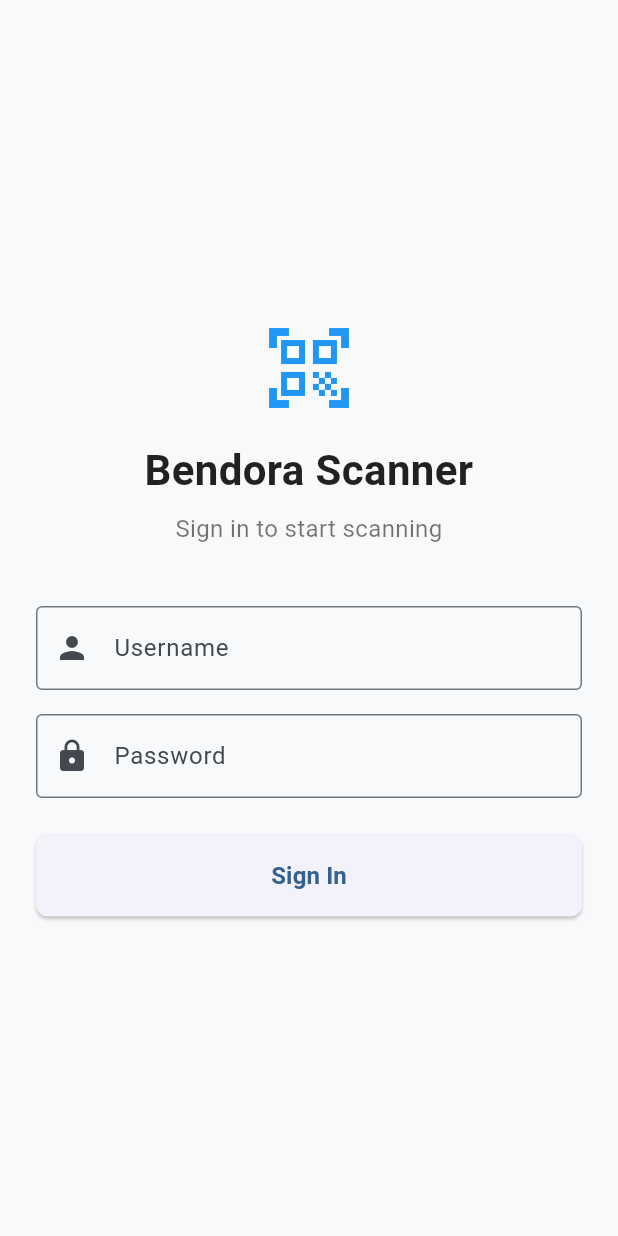
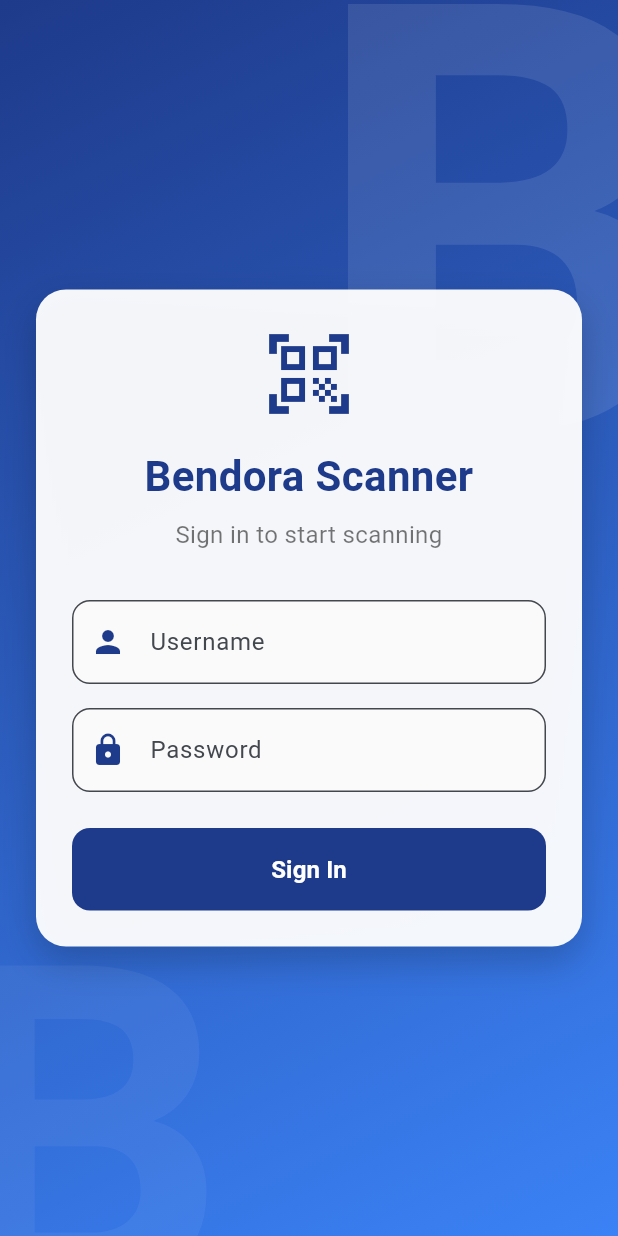
Before and after one commit to raccazahn/bendora-scanner, a Flutter app: the screen it shows after launch, on a phone screen of 412 x 824 dp. Run offline on Flutter 3.47's test engine with Material 3 defaults, Android fonts, the phone set to English and light mode, and no system bars; our stand-ins replace connectivity_plus, flutter_dotenv, shared_preferences, sqflite; missing offline and left inert: cryptography, mobile_scanner; accounts and stored records are empty.

Commit message:
Enhance login screen UI with gradient and layout changes
Refactor login screen layout with gradient background and improved UI elements.

```diff
--- a/lib/screens/login_screen.dart
+++ b/lib/screens/login_screen.dart
@@ -57,7 +57,56 @@ class _LoginScreenState extends State<LoginScreen> {
   @override
   Widget build(BuildContext context) {
     return Scaffold(
-      body: SafeArea(
+      body: Container(
+        // 1. Beautiful Bendora Blue Gradient Background
+        decoration: const BoxDecoration(
+          gradient: LinearGradient(
+            begin: Alignment.topLeft,
+            end: Alignment.bottomRight,
+            colors: [
+              Color(0xFF1E3A8A), // Deep Bendora Blue
+              Color(0xFF3B82F6), // Lighter Accent Blue
+            ],
+          ),
+        ),
+        child: Stack(
+          children: [
+            // 2. Giant Subtle "B" Watermarks in the Background
+            Positioned(
+              top: -50,
+              right: -50,
+              child: Opacity(
+                opacity: 0.1,
+                child: Text(
+                  'B',
+                  style: TextStyle(
+                    fontSize: 400,
+                    fontWeight: FontWeight.bold,
+                    color: Colors.white,
+                    height: 1.0,
+                  ),
+                ),
+              ),
+            ),
+            Positioned(
+              bottom: -80,
+              left: -40,
+              child: Opacity(
+                opacity: 0.05,
+                child: Text(
+                  'B',
+                  style: TextStyle(
+                    fontSize: 300,
+                    fontWeight: FontWeight.bold,
+                    color: Colors.white,
+                    height: 1.0,
+                  ),
+                ),
+              ),
+            ),
+
+            // 3. Main Login Content
+            SafeArea(
               child: Center(
                 child: SingleChildScrollView(
                   padding: const EdgeInsets.all(24.0),
@@ -65,12 +114,37 @@ class _LoginScreenState extends State<LoginScreen> {
                     mainAxisAlignment: MainAxisAlignment.center,
                     crossAxisAlignment: CrossAxisAlignment.stretch,
                     children: [
-                const Icon(Icons.qr_code_scanner, size: 64, color: Colors.blue),
+                      // Glassmorphism Card for the Login Form
+                      Container(
+                        padding: const EdgeInsets.all(24.0),
+                        decoration: BoxDecoration(
+                          color: Colors.white.withOpacity(0.95),
+                          borderRadius: BorderRadius.circular(20),
+                          boxShadow: [
+                            BoxShadow(
+                              color: Colors.black.withOpacity(0.2),
+                              blurRadius: 20,
+                              offset: const Offset(0, 10),
+                            ),
+                          ],
+                        ),
+                        child: Column(
+                          crossAxisAlignment: CrossAxisAlignment.stretch,
+                          children: [
+                            const Icon(
+                              Icons.qr_code_scanner,
+                              size: 64,
+                              color: Color(0xFF1E3A8A), // Bendora Blue
+                            ),
                             const SizedBox(height: 16),
                             const Text(
                               'Bendora Scanner',
                               textAlign: TextAlign.center,
-                  style: TextStyle(fontSize: 28, fontWeight: FontWeight.bold, color: Colors.black87),
+                              style: TextStyle(
+                                fontSize: 28,
+                                fontWeight: FontWeight.bold,
+                                color: Color(0xFF1E3A8A),
+                              ),
                             ),
                             const SizedBox(height: 8),
                             const Text(
@@ -78,8 +152,9 @@ class _LoginScreenState extends State<LoginScreen> {
                               textAlign: TextAlign.center,
                               style: TextStyle(fontSize: 16, color: Colors.black54),
                             ),
-                const SizedBox(height: 40),
-                if (_errorMessage != null)
+                            const SizedBox(height: 32),
+
+                            if (_errorMessage != null) ...[
                               Container(
                                 padding: const EdgeInsets.all(12),
                                 decoration: BoxDecoration(
@@ -87,25 +162,42 @@ class _LoginScreenState extends State<LoginScreen> {
                                   borderRadius: BorderRadius.circular(8),
                                   border: Border.all(color: Colors.red.shade200),
                                 ),
-                    child: Text(_errorMessage!, style: const TextStyle(color: Colors.red)),
+                                child: Row(
+                                  children: [
+                                    Icon(Icons.error_outline, color: Colors.red.shade700, size: 20),
+                                    const SizedBox(width: 8),
+                                    Expanded(
+                                      child: Text(
+                                        _errorMessage!,
+                                        style: TextStyle(color: Colors.red.shade700, fontSize: 14),
                                       ),
-                if (_errorMessage != null) const SizedBox(height: 16),
+                                    ),
+                                  ],
+                                ),
+                              ),
+                              const SizedBox(height: 16),
+                            ],
+
                             TextField(
                               controller: _usernameController,
-                  decoration: const InputDecoration(
+                              decoration: InputDecoration(
                                 labelText: 'Username',
-                    border: OutlineInputBorder(),
-                    prefixIcon: Icon(Icons.person),
+                                border: OutlineInputBorder(borderRadius: BorderRadius.circular(12)),
+                                prefixIcon: const Icon(Icons.person, color: Color(0xFF1E3A8A)),
+                                filled: true,
+                                fillColor: Colors.grey.shade50,
                               ),
                               textInputAction: TextInputAction.next,
                             ),
                             const SizedBox(height: 16),
                             TextField(
                               controller: _passwordController,
-                  decoration: const InputDecoration(
+                              decoration: InputDecoration(
                                 labelText: 'Password',
-                    border: OutlineInputBorder(),
-                    prefixIcon: Icon(Icons.lock),
+                                border: OutlineInputBorder(borderRadius: BorderRadius.circular(12)),
+                                prefixIcon: const Icon(Icons.lock, color: Color(0xFF1E3A8A)),
+                                filled: true,
+                                fillColor: Colors.grey.shade50,
                               ),
                               obscureText: true,
                               textInputAction: TextInputAction.done,
@@ -115,18 +207,39 @@ class _LoginScreenState extends State<LoginScreen> {
                             ElevatedButton(
                               onPressed: _isLoading ? null : _login,
                               style: ElevatedButton.styleFrom(
+                                backgroundColor: const Color(0xFF1E3A8A), // Bendora Blue
+                                foregroundColor: Colors.white,
                                 padding: const EdgeInsets.symmetric(vertical: 16),
-                    shape: RoundedRectangleBorder(borderRadius: BorderRadius.circular(8)),
+                                shape: RoundedRectangleBorder(
+                                  borderRadius: BorderRadius.circular(12),
+                                ),
+                                elevation: 0,
                               ),
                               child: _isLoading
-                      ? const SizedBox(height: 20, width: 20, child: CircularProgressIndicator(strokeWidth: 2))
-                      : const Text('Sign In', style: TextStyle(fontSize: 16, fontWeight: FontWeight.bold)),
+                                  ? const SizedBox(
+                                      height: 20,
+                                      width: 20,
+                                      child: CircularProgressIndicator(
+                                        strokeWidth: 2,
+                                        color: Colors.white,
+                                      ),
+                                    )
+                                  : const Text(
+                                      'Sign In',
+                                      style: TextStyle(fontSize: 16, fontWeight: FontWeight.bold),
+                                    ),
+                            ),
+                          ],
+                        ),
                       ),
                     ],
                   ),
                 ),
               ),
             ),
+          ],
+        ),
+      ),
     );
   }
 }
```
Lines whose indentation alone changed are shown as unchanged.
